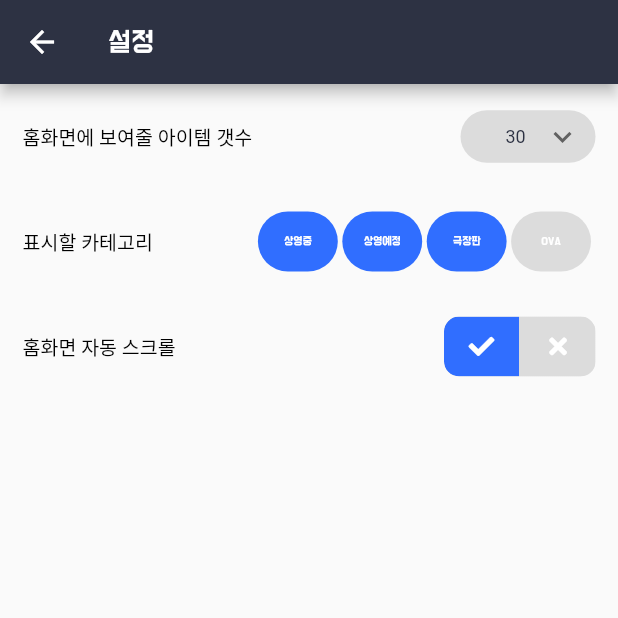
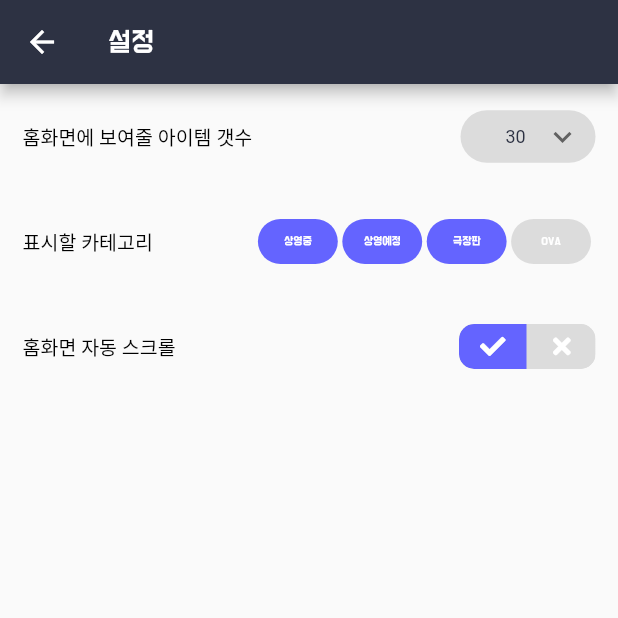
Before and after one commit to AnHeung/kuma-app-with-flutter, a Flutter app: the SettingScreen screen opened by its route, on a phone screen of 412 x 824 dp, the top half of it. Run offline on Flutter 3.47's test engine with Material 2 defaults, Android fonts, the phone set to English and light mode, and no system bars; drawn by our look-alikes of toggle_switch; our stand-ins replace auto_size_text, bloc, dio, equatable, firebase_auth, firebase_core and 12 more; missing offline and left inert: flutter_simple_rating_bar, kakao_flutter_sdk; accounts and stored records are empty; generated files the repository leaves out were written again; Roboto replaces fonts that are missing (NanumGothic).

Commit message:
최초 앱 시동시 정보화면 다시 안뜨게 작업

```diff
--- a/lib/bloc/search_history/search_history_state.dart
+++ b/lib/bloc/search_history/search_history_state.dart
@@ -1,17 +1,20 @@
 part of 'search_history_bloc.dart';
 
 @immutable
-abstract class SearchHistoryState {}
+abstract class SearchHistoryState extends Equatable {
+  @override
+  List<Object> get props => [];
+
+  const SearchHistoryState();
+}
 
 class SearchHistoryInitial extends SearchHistoryState {}
 
-class SearchHistoryLoadSuccess extends SearchHistoryState{
-
+class SearchHistoryLoadSuccess extends SearchHistoryState {
   final List<AnimationSearchItem> list;
 
-
-  SearchHistoryLoadSuccess({this.list});
+  const SearchHistoryLoadSuccess({this.list});
 
   @override
-  List<Object> get props =>[list];
+  List<Object> get props => [list];
 }
--- a/lib/repository/firebase_client.dart
+++ b/lib/repository/firebase_client.dart
@@ -139,7 +139,7 @@ class FirebaseClient {
           throw Exception("회원탈퇴 오류 발생 :$errMsg 코드:$errorCode}");
         });
       });
-    } on Exception catch (e) {
+    } catch (e) {
       print(e);
       return false;
     }
--- a/lib/screen/setting_screen.dart
+++ b/lib/screen/setting_screen.dart
@@ -90,8 +90,9 @@ class SettingScreen extends StatelessWidget {
                                   print(categoryList.length);
                                   double width = constraints.maxWidth / categoryList.length - 8;
                                   return Container(
+                                    padding: EdgeInsets.zero,
                                     margin: EdgeInsets.only(left: 20),
-                                    height: 40,
+                                    height: 30,
                                     child: ListView.separated(
                                       physics: ClampingScrollPhysics(),
                                       separatorBuilder: (context, index) =>
@@ -114,7 +115,7 @@ class SettingScreen extends StatelessWidget {
                                               color: _isCheck(
                                                   config.rankingType,
                                                   categoryKey)
-                                                  ? kBlue
+                                                  ? kPurple
                                                   : kDisabled),
                                           child: GestureDetector(
                                               onTap: () {
@@ -167,11 +168,13 @@ class SettingScreen extends StatelessWidget {
                               fontColor: Colors.black,
                             ),
                             Spacer(),
-                            ToggleSwitch(
+                            Container(
+                              height: 30,
+                              child: ToggleSwitch(
                                 initialLabelIndex: config.isAutoScroll ? 0 : 1,
-                              minWidth: 50.0,
+                                minWidth: 45.0,
                                 cornerRadius: 10.0,
-                              activeBgColor: kBlue,
+                                activeBgColor: kPurple,
                                 activeFgColor: Colors.white,
                                 inactiveBgColor: kDisabled,
                                 inactiveFgColor: Colors.white,
@@ -187,6 +190,7 @@ class SettingScreen extends StatelessWidget {
                                           config: config.copyWith(
                                               isAutoScroll: index == 0)));
                                 },
+                              ),
                             ),
                           ],
                         ),
--- a/lib/screen/splash_screen.dart
+++ b/lib/screen/splash_screen.dart
@@ -5,6 +5,7 @@ import 'package:flutter_bloc/flutter_bloc.dart';
 import 'package:kuma_flutter_app/app_constants.dart';
 import 'package:kuma_flutter_app/bloc/splash/splash_bloc.dart';
 import 'package:kuma_flutter_app/routes/routes.dart';
+import 'package:kuma_flutter_app/util/sharepref_util.dart';
 import 'package:kuma_flutter_app/util/view_utils.dart';
 import 'package:kuma_flutter_app/widget/loading_indicator.dart';
 
@@ -24,8 +25,9 @@ class _SplashScreenState extends State<SplashScreen>
             bool isLoading = state is SplashLoadInProgress;
 
             if (state is SplashLoadSuccess) {
-              WidgetsBinding.instance.addPostFrameCallback((_) {
+              WidgetsBinding.instance.addPostFrameCallback((_) async{
                 if (state.isAppFirstLaunch) {
+                  await saveAppFirstLaunch(isAppFirst: false);
                   Navigator.pushNamedAndRemoveUntil(context, Routes.FIRST_LAUNCH, (route) => false);
                 } else {
                   Navigator.pop(context);
--- a/lib/util/sharepref_util.dart
+++ b/lib/util/sharepref_util.dart
@@ -16,6 +16,12 @@ appFirstLaunch() async{
   SharedPreferences prefs = await SharedPreferences.getInstance();
   return prefs.getBool("firstLaunch") ?? true;
 }
+
+saveAppFirstLaunch({bool isAppFirst = false}) async{
+  SharedPreferences prefs = await SharedPreferences.getInstance();
+  return prefs.setBool("firstLaunch",isAppFirst);
+}
+
 
 changeAutoConfig({bool isAutoScroll = true}) async {
   SharedPreferences prefs = await SharedPreferences.getInstance();
--- a/lib/widget/empty_container.dart
+++ b/lib/widget/empty_container.dart
@@ -10,7 +10,6 @@ class EmptyContainer extends StatelessWidget {
   @override
   Widget build(BuildContext context) {
     return Container(
-      color: Colors.white,
       width: size,
       height: size,
       child: Center(
```
Lines whose indentation alone changed are shown as unchanged.
